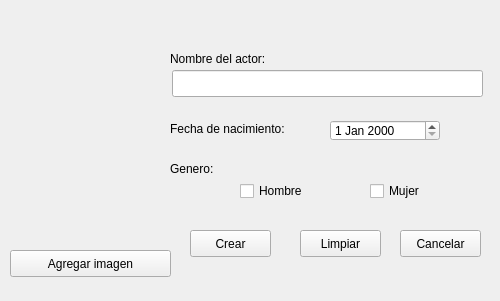
This is Actores/crear_actor.ui in jandy92/ProyectoTallerCine as Qt 5 draws it before an edit. The edited form follows.
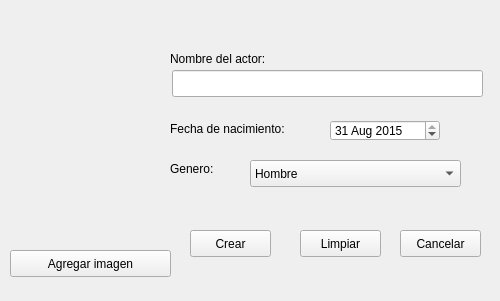
This is the edited form. Icons and pictures are not drawn.

Diff of the .ui file:
```diff
--- a/Actores/crear_actor.ui
+++ b/Actores/crear_actor.ui
@@ -91,6 +91,16 @@
       <height>21</height>
      </rect>
     </property>
+    <property name="dateTime">
+     <datetime>
+      <hour>7</hour>
+      <minute>0</minute>
+      <second>0</second>
+      <year>2015</year>
+      <month>8</month>
+      <day>31</day>
+     </datetime>
+    </property>
     <property name="maximumDate">
      <date>
       <year>7915</year>
@@ -119,32 +129,6 @@
      <string>Genero:</string>
     </property>
    </widget>
-   <widget class="QCheckBox" name="check_hombre">
-    <property name="geometry">
-     <rect>
-      <x>240</x>
-      <y>180</y>
-      <width>97</width>
-      <height>22</height>
-     </rect>
-    </property>
-    <property name="text">
-     <string>Hombre</string>
-    </property>
-   </widget>
-   <widget class="QCheckBox" name="check_mujer">
-    <property name="geometry">
-     <rect>
-      <x>370</x>
-      <y>180</y>
-      <width>97</width>
-      <height>22</height>
-     </rect>
-    </property>
-    <property name="text">
-     <string>Mujer</string>
-    </property>
-   </widget>
    <widget class="QPushButton" name="boton_crear">
     <property name="geometry">
      <rect>
@@ -184,6 +168,26 @@
      <string>Cancelar</string>
     </property>
    </widget>
+   <widget class="QComboBox" name="genero">
+    <property name="geometry">
+     <rect>
+      <x>250</x>
+      <y>160</y>
+      <width>211</width>
+      <height>27</height>
+     </rect>
+    </property>
+    <item>
+     <property name="text">
+      <string>Hombre</string>
+     </property>
+    </item>
+    <item>
+     <property name="text">
+      <string>Mujer</string>
+     </property>
+    </item>
+   </widget>
   </widget>
  </widget>
  <layoutdefault spacing="6" margin="11"/>
```
Left out of the diff: 5 changed lines with no effect on the pictures.
